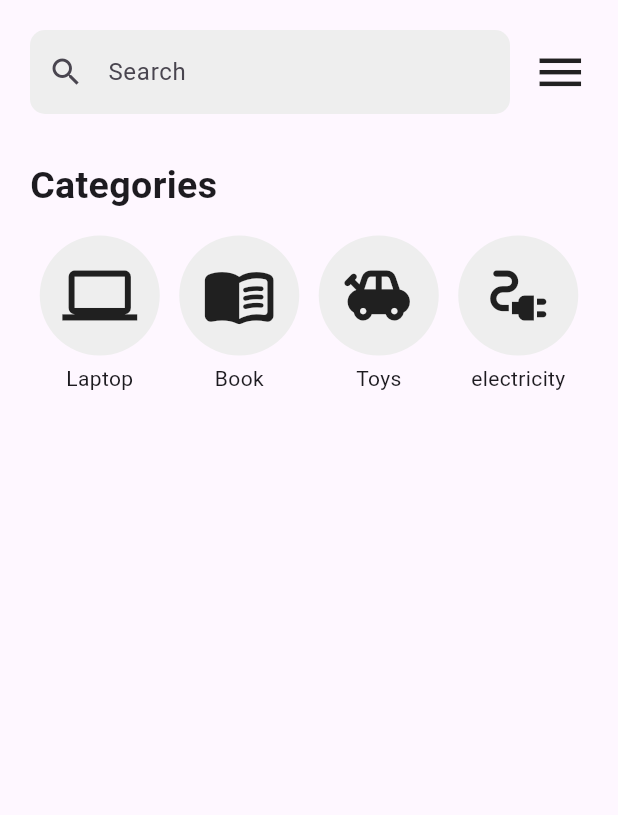
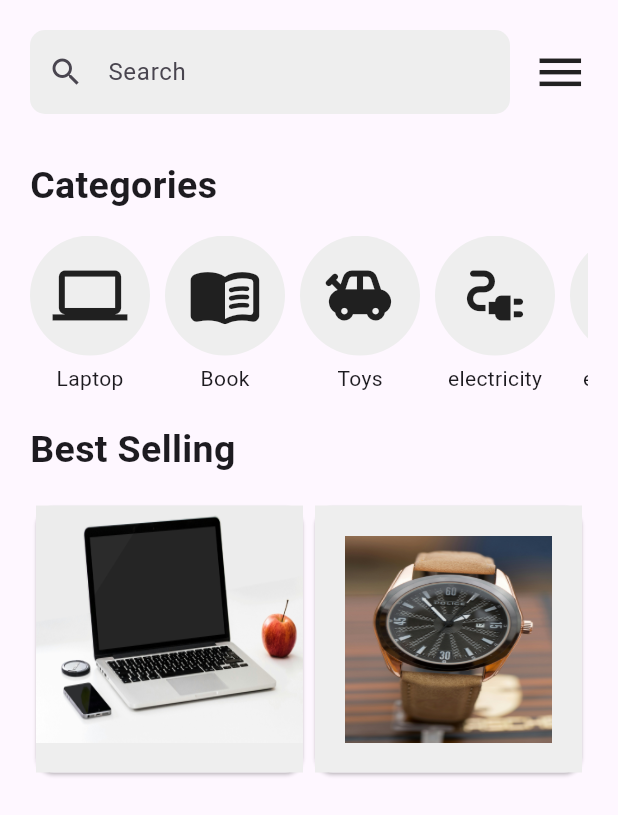
Before and after one commit to NAWR9/EcommerceUi, a Flutter app: the screen it shows after launch, on a phone screen of 412 x 824 dp. Shown: the top 815 px of the screen. Run offline on Flutter 3.47's test engine with Material 3 defaults, Android fonts, the phone set to English and light mode, and no system bars.

Commit message:
Created Best Selling Section

```diff
--- a/lib/homepage.dart
+++ b/lib/homepage.dart
@@ -48,8 +48,10 @@ class _HomepageState extends State<Homepage> {
           SizedBox(
             height: 15,
           ),
-          Row(
-            mainAxisAlignment: MainAxisAlignment.spaceAround,
+          Container(
+            height: 110,
+            child: ListView(
+              scrollDirection: Axis.horizontal,
               children: [
                 Column(
                   children: [
@@ -69,6 +71,7 @@ class _HomepageState extends State<Homepage> {
                     Text("Laptop")
                   ],
                 ),
+                SizedBox(width: 10),
                 Column(
                   children: [
                     Container(
@@ -87,6 +90,7 @@ class _HomepageState extends State<Homepage> {
                     Text("Book")
                   ],
                 ),
+                SizedBox(width: 10),
                 Column(
                   children: [
                     Container(
@@ -105,6 +109,7 @@ class _HomepageState extends State<Homepage> {
                     Text("Toys")
                   ],
                 ),
+                SizedBox(width: 10),
                 Column(
                   children: [
                     Container(
@@ -122,6 +127,86 @@ class _HomepageState extends State<Homepage> {
                     ),
                     Text("electricity")
                   ],
+                ),
+                SizedBox(width: 10),
+                Column(
+                  children: [
+                    Container(
+                      padding: EdgeInsets.all(15),
+                      decoration: BoxDecoration(
+                          color: Colors.grey[200],
+                          borderRadius: BorderRadius.circular(100)),
+                      child: Icon(
+                        Icons.electrical_services,
+                        size: 50,
+                      ),
+                    ),
+                    SizedBox(
+                      height: 5,
+                    ),
+                    Text("electricity")
+                  ],
+                ),
+                SizedBox(width: 10),
+                Column(
+                  children: [
+                    Container(
+                      padding: EdgeInsets.all(15),
+                      decoration: BoxDecoration(
+                          color: Colors.grey[200],
+                          borderRadius: BorderRadius.circular(100)),
+                      child: Icon(
+                        Icons.electrical_services,
+                        size: 50,
+                      ),
+                    ),
+                    SizedBox(
+                      height: 5,
+                    ),
+                    Text("electricity")
+                  ],
+                ),
+                SizedBox(width: 10),
+              ],
+            ),
+          ),
+          Container(
+            margin: EdgeInsets.symmetric(vertical: 15),
+            child: Text(
+              "Best Selling",
+              style: TextStyle(fontWeight: FontWeight.bold, fontSize: 25),
+            ),
+          ),
+          GridView(
+            shrinkWrap: true,
+            physics: NeverScrollableScrollPhysics(),
+            gridDelegate:
+                SliverGridDelegateWithFixedCrossAxisCount(crossAxisCount: 2),
+            children: [
+              Card(
+                child: Container(
+                  padding: EdgeInsets.only(bottom: 20),
+                  color: Colors.grey[200],
+                  child: Image(
+                    image: AssetImage("images/Laptop.jpg"),
+                    height: 150,
+                    fit: BoxFit.fill,
+                  ),
+                ),
+              ),
+              Card(
+                child: Container(
+                  padding: EdgeInsets.all(20),
+                  color: Colors.grey[200],
+                  width: 300,
+                  child: Image(
+                    image: AssetImage(
+                      "images/Watch.jpg",
+                    ),
+                    fit: BoxFit.fill,
+                    height: 150,
+                  ),
+                ),
               )
             ],
           )
```
Also changed, not shown: pubspec.yaml (+4 -6 lines), images/Laptop.jpg (added), images/Watch.jpg (added). Lines whose indentation alone changed are shown as unchanged.
